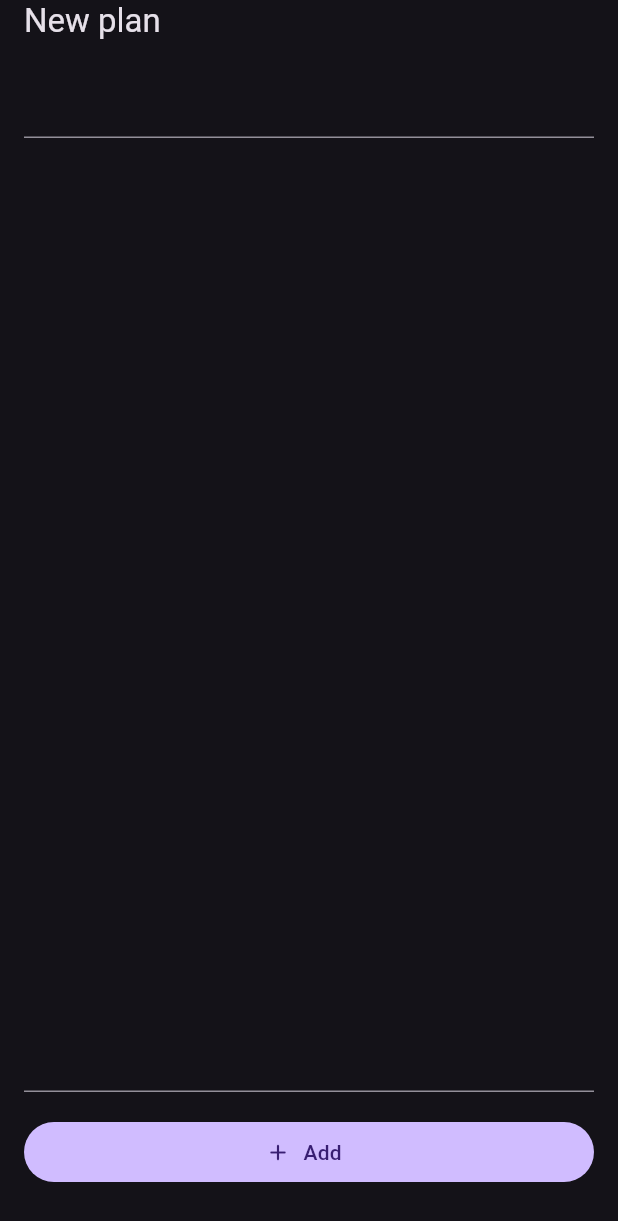
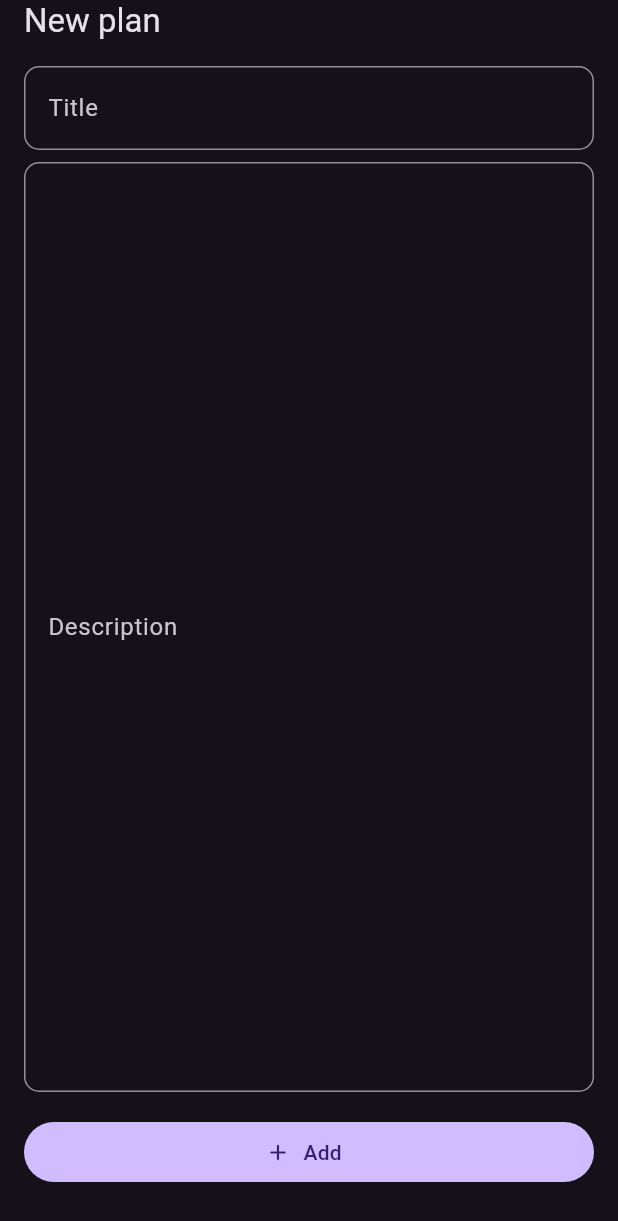
Before and after one commit to debils-tech/not_zero, a Flutter app: the PlanEditBottomSheet widget shown alone on an empty page, opened directly, on a phone screen of 412 x 824 dp. Shown: the top 1221 px of the screen. Run offline on Flutter 3.47's test engine with Material 3 defaults, Android fonts, the light colour scheme and no system bars; drawn by our look-alikes of flutter_form_builder; our stand-ins replace flutter_riverpod, form_builder_validators, freezed_annotation, go_router, infinite_scroll_pagination, supabase_flutter; accounts and stored records are empty; network calls fail.

```diff
--- a/app/lib/features/planning/presentation/plan_edit_bottom_sheet.dart
+++ b/app/lib/features/planning/presentation/plan_edit_bottom_sheet.dart
@@ -8,12 +8,19 @@ import 'package:not_zero/features/router/router.dart';
 import 'package:not_zero/utils/build_context_extensions.dart';
 
 class PlanEditBottomSheet extends ConsumerWidget {
-  const PlanEditBottomSheet({this.planToEdit, super.key});
+  const PlanEditBottomSheet({this.planId, super.key});
 
-  final DailyPlanModel? planToEdit;
+  final String? planId;
 
   @override
   Widget build(BuildContext context, WidgetRef ref) {
+    final DailyPlanModel? planToEdit;
+    if (planId != null) {
+      planToEdit = ref.watch(_specificPlanItemProvider(planId!));
+    } else {
+      planToEdit = null;
+    }
+
     return FormBuilder(
       key: ref.watch(_formBuilderKeyProvider),
       initialValue: {
@@ -53,6 +60,7 @@ class _TitleField extends StatelessWidget {
   Widget build(BuildContext context) {
     return FormBuilderTextField(
       name: name,
+      decoration: const InputDecoration(labelText: 'Title'),
       validator: FormBuilderValidators.required(),
     );
   }
@@ -68,6 +76,8 @@ class _DescriptionField extends StatelessWidget {
     return Expanded(
       child: FormBuilderTextField(
         name: name,
+        decoration: const InputDecoration(labelText: 'Description'),
+        textAlignVertical: TextAlignVertical.top,
         expands: true,
         maxLines: null,
       ),
@@ -132,3 +142,9 @@ final _formBuilderKeyProvider =
 final _editLoadingStateProvider = StateProvider.autoDispose<bool>((ref) {
   return false;
 });
+
+final _specificPlanItemProvider =
+    Provider.autoDispose.family<DailyPlanModel?, String>((ref, planId) {
+  final map = ref.watch(plansMapStateHolderProvider);
+  return map[planId];
+});
--- a/app/lib/features/themes/theme_data.dart
+++ b/app/lib/features/themes/theme_data.dart
@@ -10,6 +10,11 @@ ThemeData createAppDarkTheme() {
     bottomSheetTheme: base.bottomSheetTheme.copyWith(
       showDragHandle: true,
     ),
+    inputDecorationTheme: base.inputDecorationTheme.copyWith(
+      border: const OutlineInputBorder(
+        borderRadius: BorderRadius.all(Radius.circular(10)),
+      ),
+    ),
   );
 }
 
```
Also changed, not shown: app/lib/features/planning/presentation/plan_view_bottom_sheet.dart (+6 -9 lines), app/lib/features/planning/presentation/planning_page.dart (+2 -5 lines), app/lib/features/planning/presentation/widgets/daily_plan_card.dart (+2 -5 lines), app/lib/features/router/modal_bottom_sheet_page.dart (added, +27 -0 lines), app/lib/features/router/router.dart (+32 -0 lines).
